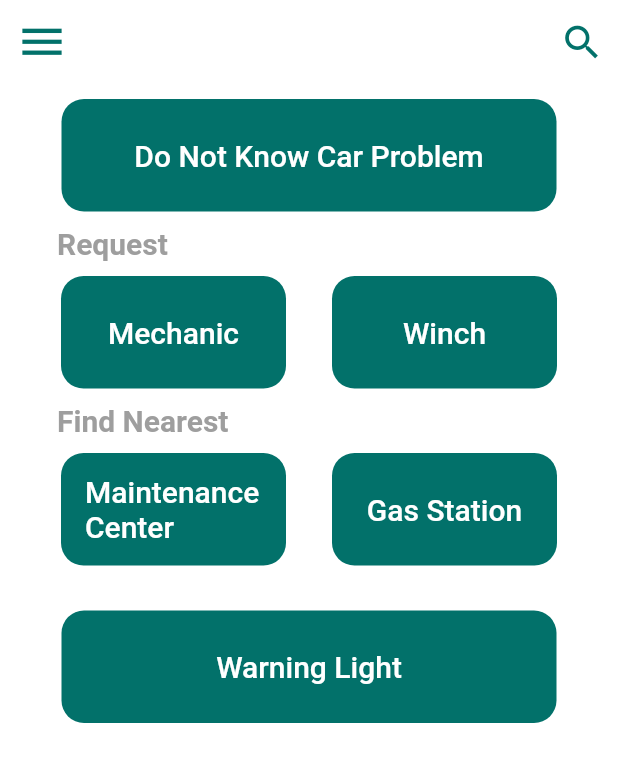
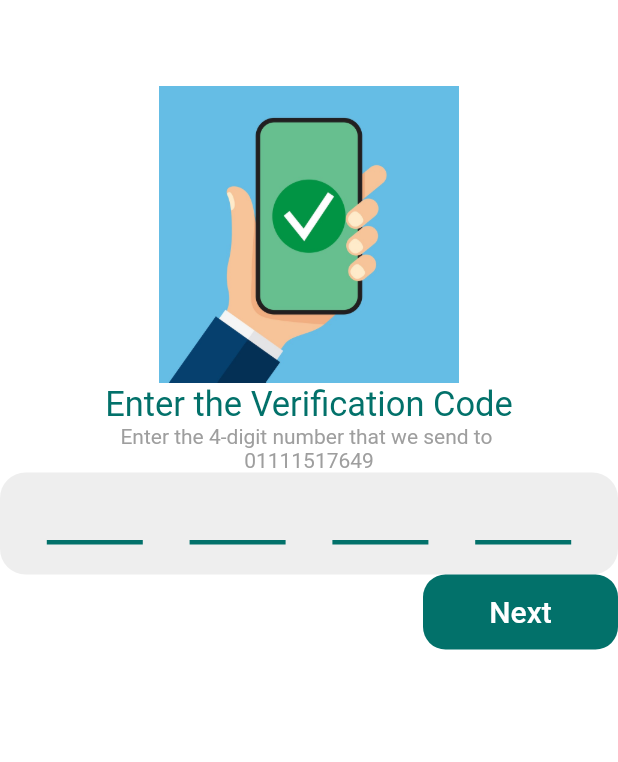
Before and after one commit to Vewwww/vew_frontend, a Flutter app: the screen it shows after launch, on a phone screen of 412 x 824 dp. Shown: the top 762 px of the screen. Run offline on Flutter 3.47's test engine with Material 2 defaults, Android fonts, the light colour scheme and no system bars; our stand-ins replace dio, shared_preferences; missing offline and left inert: shared_preferences_web.

Commit message:
verification screens

```diff
--- /dev/null
+++ b/lib/core/components/pin_code.dart
@@ -0,0 +1,26 @@
+import 'package:flutter/cupertino.dart';
+import 'package:flutter/material.dart';
+import 'package:flutter/services.dart';
+
+Widget PINCode({
+  required Function(String) function
+}) {
+  return SizedBox(
+    height: 68,
+    width: 64,
+    child: TextFormField(
+      onSaved: (vaule){ print(vaule);},
+      onChanged: function,
+      decoration: InputDecoration(
+        enabledBorder: UnderlineInputBorder(borderSide:BorderSide(width:3,color: Color.fromRGBO(2, 113, 106, 1)) ),
+        focusedBorder: UnderlineInputBorder(borderSide:BorderSide(width:3,color: Colors.grey) ),
+      ),
+      keyboardType: TextInputType.number,
+      textAlign: TextAlign.center,
+      inputFormatters: [
+        LengthLimitingTextInputFormatter(1),
+        FilteringTextInputFormatter.digitsOnly,
+      ],
+    ),
+  );
+}
--- a/lib/src/app_root.dart
+++ b/lib/src/app_root.dart
@@ -1,7 +1,11 @@
 import 'package:flutter/material.dart';
 import 'package:vewww/views/driver_home_screen.dart';
+import 'package:vewww/views/email_verification_screen.dart';
 import 'package:vewww/views/warning_light_screen.dart';
 
+import '../views/email_verified_screen.dart';
+import '../views/phone_pin_verification.dart';
+import '../views/phone_verification_screen.dart';
 import '../views/splash_screen.dart';
 
 class AppRoot extends StatelessWidget {
@@ -11,7 +15,7 @@ class AppRoot extends StatelessWidget {
   Widget build(BuildContext context) {
     return const MaterialApp(
       debugShowCheckedModeBanner: false,
-      home: DriverHomeScreen(),
+      home: PhonePINVerification(),
     );
   }
 }
--- a/lib/views/driver_drawer.dart
+++ b/lib/views/driver_drawer.dart
@@ -13,7 +13,7 @@ class DriverDrawer extends StatelessWidget {
         child: Column(
           children: [
             //logo first
-            Text('Logo'),
+            Image(image: AssetImage('assets/images/vewwwLogo.jpeg'),),
             HorizontalLine(),
             Row(
               children: [
--- /dev/null
+++ b/lib/views/phone_pin_verification.dart
@@ -0,0 +1,75 @@
+import 'package:flutter/material.dart';
+import 'package:flutter/services.dart';
+import 'package:vewww/core/components/default_button.dart';
+import 'package:vewww/core/components/pin_code.dart';
+
+class PhonePINVerification extends StatelessWidget {
+  const PhonePINVerification({Key? key}) : super(key: key);
+
+  @override
+  Widget build(BuildContext context) {
+    return Scaffold(
+      backgroundColor: Colors.white,
+      appBar: AppBar(
+        backgroundColor: Colors.white,
+        elevation: 0,
+      ),
+      body: Column(
+        children: [
+          Image(
+            height: 200,
+            width: 200,
+            image: AssetImage(
+              'assets/images/phone_verification.jpg',
+            ),
+          ),
+          Text(
+            'Enter the Verification Code',
+            style: TextStyle(
+              fontSize: 23,
+              color: Color.fromRGBO(2, 113, 106, 1),
+            ),
+          ),
+          Text('Enter the 4-digit number that we send to ',style: TextStyle(color: Colors.grey),),
+          Text('01111517649',style: TextStyle(color: Colors.grey),),
+          Container(
+            decoration: BoxDecoration(
+              color: Colors.grey.shade200,
+              borderRadius: BorderRadius.circular(17),
+              ),
+            child: Row(
+              mainAxisAlignment: MainAxisAlignment.spaceEvenly,
+              children: [
+                PINCode(function: (value){
+                  if(value.length==1){
+                        FocusScope.of(context).nextFocus();
+                  }
+                }),
+                 PINCode(function: (value){
+                  if(value.length==1){
+                        FocusScope.of(context).nextFocus();
+                  }
+                }),
+                 PINCode(function: (value){
+                  if(value.length==1){
+                        FocusScope.of(context).nextFocus();
+                  }
+                }),
+                 PINCode(function: (value){
+                  if(value.length==1){
+                        FocusScope.of(context).nextFocus();
+                  }
+                }),
+
+              ],
+            ),
+          ),
+          Container(
+              alignment: Alignment.bottomRight,
+              child: defaultButton(text: 'Next', width: 130, height: 50)
+              ),
+        ],
+      ),
+    );
+  }
+}
```
Also changed, not shown: lib/views/email_verification_screen.dart (added, +77 -0 lines), lib/views/email_verified_screen.dart (added, +57 -0 lines), lib/views/phone_verification_screen.dart (added, +41 -0 lines), assets/images/done.png (added), assets/images/phone_verification.jpg (added).
